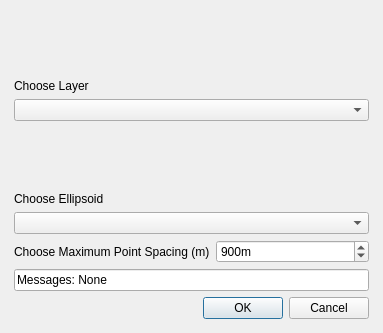
Before: the Qt Designer form geodesic_densifier_dialog_base.ui in GeoscienceAustralia/GeodesicDensifier, drawn with Qt 5.
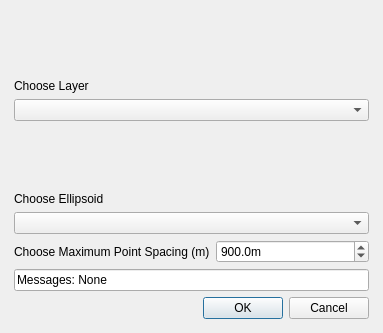
After: the same form once the commit is applied. Custom widgets are drawn as their Qt base class.

Commit message: spacing can be float or int

```diff
--- a/geodesic_densifier_dialog_base.ui
+++ b/geodesic_densifier_dialog_base.ui
@@ -49,15 +49,18 @@
         </widget>
        </item>
        <item>
-        <widget class="QSpinBox" name="spacingSpinBox">
+        <widget class="QDoubleSpinBox" name="spacingDoubleSpinBox">
          <property name="suffix">
           <string>m</string>
          </property>
+         <property name="decimals">
+          <number>1</number>
+         </property>
          <property name="maximum">
-          <number>5000</number>
+          <double>10000.000000000000000</double>
          </property>
          <property name="value">
-          <number>900</number>
+          <double>900.000000000000000</double>
          </property>
         </widget>
        </item>
```
The commit also changes 2 other files.
